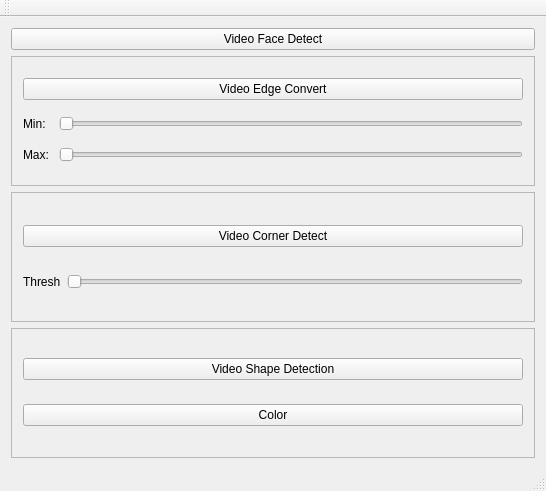
The window that mainwindow.ui (iegrsy/opencv) describes before a commit, drawn with Qt 5.
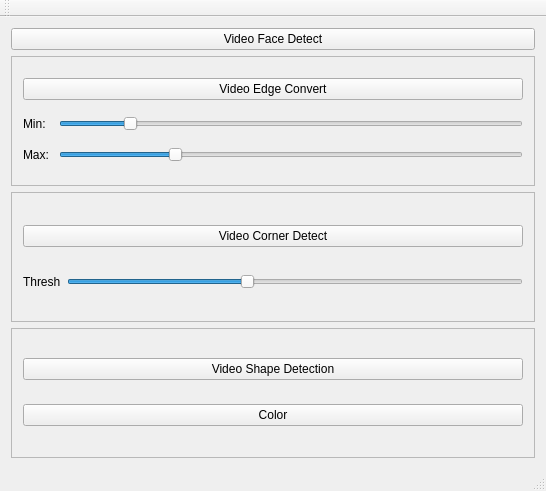
The same window after the commit.

Patch:
```diff
--- a/mainwindow.ui
+++ b/mainwindow.ui
@@ -53,6 +53,9 @@
          <property name="maximum">
           <number>500</number>
          </property>
+         <property name="sliderPosition">
+          <number>80</number>
+         </property>
          <property name="orientation">
           <enum>Qt::Horizontal</enum>
          </property>
@@ -73,6 +76,9 @@
          <property name="maximum">
           <number>1000</number>
          </property>
+         <property name="sliderPosition">
+          <number>280</number>
+         </property>
          <property name="orientation">
           <enum>Qt::Horizontal</enum>
          </property>
@@ -107,10 +113,13 @@
        <item row="1" column="1">
         <widget class="QSlider" name="horizontalSlider">
          <property name="minimum">
-          <number>200</number>
+          <number>135</number>
          </property>
          <property name="maximum">
-          <number>250</number>
+          <number>280</number>
+         </property>
+         <property name="sliderPosition">
+          <number>192</number>
          </property>
          <property name="orientation">
           <enum>Qt::Horizontal</enum>
```
Left out of the diff: 2 changed lines with no effect on the pictures.
